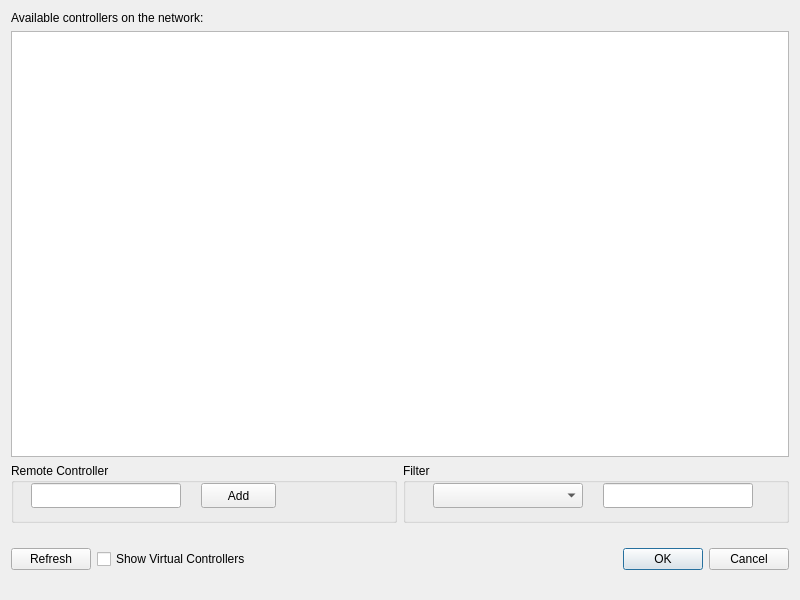
Above: NetworkScanningWindow.ui from zwj12/EbaraTool before the change. Below: the same form after it.
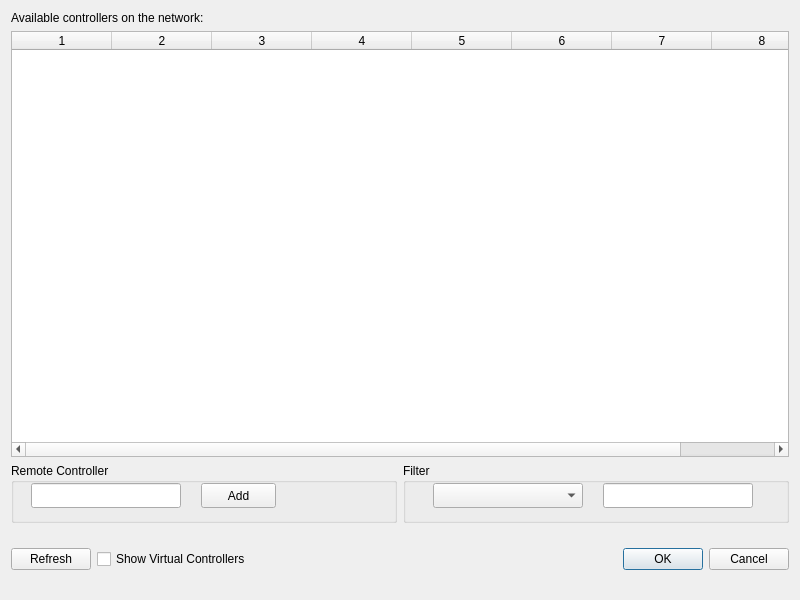
That is the form after the change.

Commit message: Create NetworkScanningWindow

The edit to the form file:
```diff
--- a/NetworkScanningWindow.ui
+++ b/NetworkScanningWindow.ui
@@ -22,7 +22,28 @@
     </widget>
    </item>
    <item row="1" column="0">
-    <widget class="QListView" name="listView_controllerInfo"/>
+    <widget class="QTableWidget" name="tableWidget_controllerInfo">
+     <property name="columnCount">
+      <number>8</number>
+     </property>
+     <attribute name="horizontalHeaderMinimumSectionSize">
+      <number>31</number>
+     </attribute>
+     <attribute name="verticalHeaderDefaultSectionSize">
+      <number>30</number>
+     </attribute>
+     <attribute name="verticalHeaderMinimumSectionSize">
+      <number>23</number>
+     </attribute>
+     <column/>
+     <column/>
+     <column/>
+     <column/>
+     <column/>
+     <column/>
+     <column/>
+     <column/>
+    </widget>
    </item>
    <item row="2" column="0">
     <layout class="QGridLayout" name="gridLayout">
```
Left out of the diff: 82 changed lines with no effect on the pictures. The commit also changes 2 other files.
